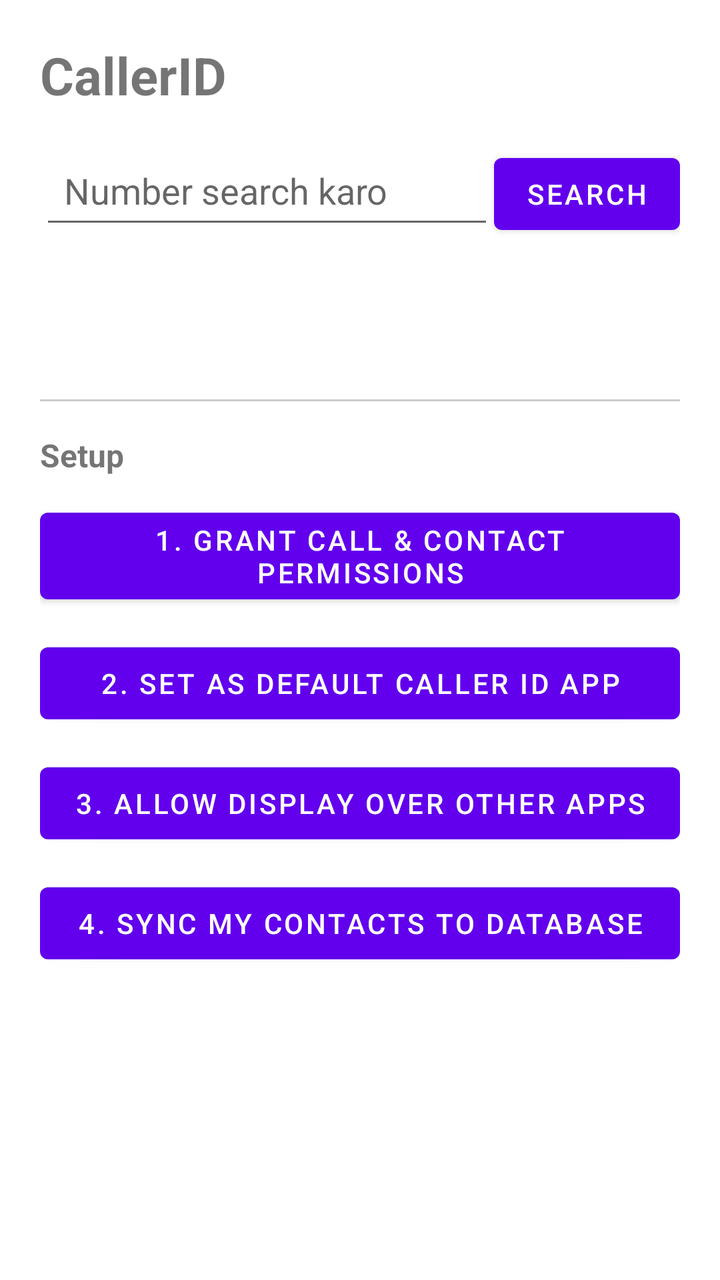
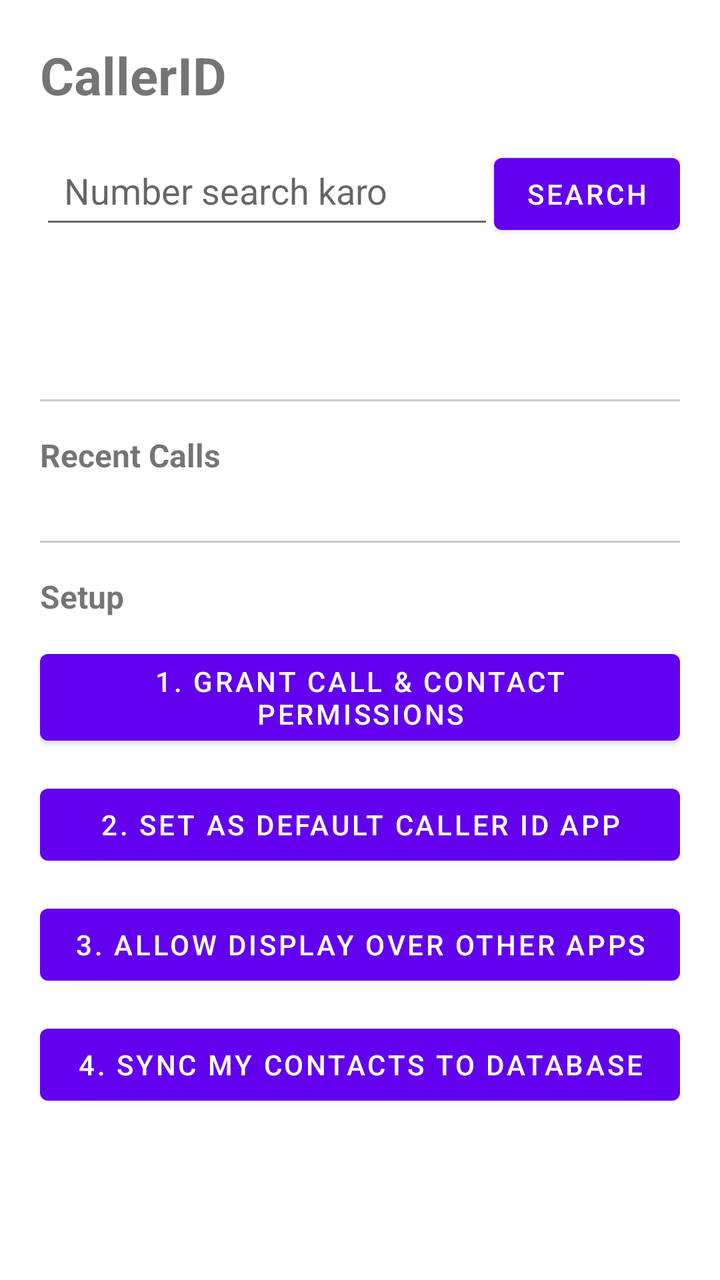

An Android layout rendered at two revisions. The XML below is the earlier revision; the diff shows what the commit changed to produce the second picture.
<!-- AndroidManifest.xml: application theme Theme.CallerIDApp -->
<!-- res/layout/activity_main.xml -->
<?xml version="1.0" encoding="utf-8"?>
<LinearLayout xmlns:android="http://schemas.android.com/apk/res/android"
    android:layout_width="match_parent"
    android:layout_height="match_parent"
    android:orientation="vertical"
    android:padding="20dp">

    <TextView
        android:layout_width="wrap_content"
        android:layout_height="wrap_content"
        android:text="CallerID"
        android:textSize="26sp"
        android:textStyle="bold"
        android:layout_marginBottom="16dp" />

    
    <LinearLayout
        android:layout_width="match_parent"
        android:layout_height="wrap_content"
        android:orientation="horizontal"
        android:layout_marginBottom="8dp">

        <EditText
            android:id="@+id/searchInput"
            android:layout_width="0dp"
            android:layout_height="wrap_content"
            android:layout_weight="1"
            android:hint="Number search karo"
            android:inputType="phone"
            android:padding="12dp" />

        <Button
            android:id="@+id/btnSearch"
            android:layout_width="wrap_content"
            android:layout_height="wrap_content"
            android:text="Search" />
    </LinearLayout>

    
    <TextView
        android:id="@+id/searchResult"
        android:layout_width="match_parent"
        android:layout_height="wrap_content"
        android:textSize="18sp"
        android:padding="12dp"
        android:layout_marginBottom="24dp" />

    <View
        android:layout_width="match_parent"
        android:layout_height="1dp"
        android:background="#CCCCCC"
        android:layout_marginBottom="16dp" />

    <TextView
        android:layout_width="wrap_content"
        android:layout_height="wrap_content"
        android:text="Setup"
        android:textSize="16sp"
        android:textStyle="bold"
        android:layout_marginBottom="12dp" />

    <Button
        android:id="@+id/btnGrantPermissions"
        android:layout_width="match_parent"
        android:layout_height="wrap_content"
        android:text="1. Grant Call &amp; Contact Permissions"
        android:layout_marginBottom="12dp" />

    <Button
        android:id="@+id/btnSetDefaultApp"
        android:layout_width="match_parent"
        android:layout_height="wrap_content"
        android:text="2. Set as Default Caller ID App"
        android:layout_marginBottom="12dp" />

    <Button
        android:id="@+id/btnOverlayPermission"
        android:layout_width="match_parent"
        android:layout_height="wrap_content"
        android:text="3. Allow Display Over Other Apps"
        android:layout_marginBottom="12dp" />

    <Button
        android:id="@+id/btnSyncContacts"
        android:layout_width="match_parent"
        android:layout_height="wrap_content"
        android:text="4. Sync My Contacts to Database" />

</LinearLayout>
<!-- resources referenced by this layout -->
<resources>
  <style name="Theme.CallerIDApp" parent="Theme.MaterialComponents.DayNight.NoActionBar" />
</resources>

<!-- the commit's change to res/layout/activity_main.xml (unified diff, before → after) -->
@@ -1,89 +1,113 @@
 <?xml version="1.0" encoding="utf-8"?>
-<LinearLayout xmlns:android="http://schemas.android.com/apk/res/android"
+<ScrollView xmlns:android="http://schemas.android.com/apk/res/android"
     android:layout_width="match_parent"
-    android:layout_height="match_parent"
-    android:orientation="vertical"
-    android:padding="20dp">
+    android:layout_height="match_parent">
 
-    <TextView
-        android:layout_width="wrap_content"
-        android:layout_height="wrap_content"
-        android:text="CallerID"
-        android:textSize="26sp"
-        android:textStyle="bold"
-        android:layout_marginBottom="16dp" />
-
-    
     <LinearLayout
         android:layout_width="match_parent"
         android:layout_height="wrap_content"
-        android:orientation="horizontal"
-        android:layout_marginBottom="8dp">
+        android:orientation="vertical"
+        android:padding="20dp">
 
-        <EditText
-            android:id="@+id/searchInput"
-            android:layout_width="0dp"
+        <TextView
+            android:layout_width="wrap_content"
             android:layout_height="wrap_content"
-            android:layout_weight="1"
-            android:hint="Number search karo"
-            android:inputType="phone"
-            android:padding="12dp" />
+            android:text="CallerID"
+            android:textSize="26sp"
+            android:textStyle="bold"
+            android:layout_marginBottom="16dp" />
+
+        <LinearLayout
+            android:layout_width="match_parent"
+            android:layout_height="wrap_content"
+            android:orientation="horizontal"
+            android:layout_marginBottom="8dp">
+
+            <EditText
+                android:id="@+id/searchInput"
+                android:layout_width="0dp"
+                android:layout_height="wrap_content"
+                android:layout_weight="1"
+                android:hint="Number search karo"
+                android:inputType="phone"
+                android:padding="12dp" />
+
+            <Button
+                android:id="@+id/btnSearch"
+                android:layout_width="wrap_content"
+                android:layout_height="wrap_content"
+                android:text="Search" />
+        </LinearLayout>
+
+        <TextView
+            android:id="@+id/searchResult"
+            android:layout_width="match_parent"
+            android:layout_height="wrap_content"
+            android:textSize="18sp"
+            android:padding="12dp"
+            android:layout_marginBottom="24dp" />
+
+        <View
+            android:layout_width="match_parent"
+            android:layout_height="1dp"
+            android:background="#CCCCCC"
+            android:layout_marginBottom="16dp" />
+
+        <TextView
+            android:layout_width="wrap_content"
+            android:layout_height="wrap_content"
+            android:text="Recent Calls"
+            android:textSize="16sp"
+            android:textStyle="bold"
+            android:layout_marginBottom="8dp" />
+
+        <LinearLayout
+            android:id="@+id/recentCallsContainer"
+            android:layout_width="match_parent"
+            android:layout_height="wrap_content"
+            android:orientation="vertical"
+            android:layout_marginBottom="24dp" />
+
+        <View
+            android:layout_width="match_parent"
+            android:layout_height="1dp"
+            android:background="#CCCCCC"
+            android:layout_marginBottom="16dp" />
+
+        <TextView
+            android:layout_width="wrap_content"
+            android:layout_height="wrap_content"
+            android:text="Setup"
+            android:textSize="16sp"
+            android:textStyle="bold"
+            android:layout_marginBottom="12dp" />
 
         <Button
-            android:id="@+id/btnSearch"
-            android:layout_width="wrap_content"
+            android:id="@+id/btnGrantPermissions"
+            android:layout_width="match_parent"
             android:layout_height="wrap_content"
-            android:text="Search" />
+            android:text="1. Grant Call &amp; Contact Permissions"
+            android:layout_marginBottom="12dp" />
+
+        <Button
+            android:id="@+id/btnSetDefaultApp"
+            android:layout_width="match_parent"
+            android:layout_height="wrap_content"
+            android:text="2. Set as Default Caller ID App"
+            android:layout_marginBottom="12dp" />
+
+        <Button
+            android:id="@+id/btnOverlayPermission"
+            android:layout_width="match_parent"
+            android:layout_height="wrap_content"
+            android:text="3. Allow Display Over Other Apps"
+            android:layout_marginBottom="12dp" />
+
+        <Button
+            android:id="@+id/btnSyncContacts"
+            android:layout_width="match_parent"
+            android:layout_height="wrap_content"
+            android:text="4. Sync My Contacts to Database" />
+
     </LinearLayout>
-
-    
-    <TextView
-        android:id="@+id/searchResult"
-        android:layout_width="match_parent"
-        android:layout_height="wrap_content"
-        android:textSize="18sp"
-        android:padding="12dp"
-        android:layout_marginBottom="24dp" />
-
-    <View
-        android:layout_width="match_parent"
-        android:layout_height="1dp"
-        android:background="#CCCCCC"
-        android:layout_marginBottom="16dp" />
-
-    <TextView
-        android:layout_width="wrap_content"
-        android:layout_height="wrap_content"
-        android:text="Setup"
-        android:textSize="16sp"
-        android:textStyle="bold"
-        android:layout_marginBottom="12dp" />
-
-    <Button
-        android:id="@+id/btnGrantPermissions"
-        android:layout_width="match_parent"
-        android:layout_height="wrap_content"
-        android:text="1. Grant Call &amp; Contact Permissions"
-        android:layout_marginBottom="12dp" />
-
-    <Button
-        android:id="@+id/btnSetDefaultApp"
-        android:layout_width="match_parent"
-        android:layout_height="wrap_content"
-        android:text="2. Set as Default Caller ID App"
-        android:layout_marginBottom="12dp" />
-
-    <Button
-        android:id="@+id/btnOverlayPermission"
-        android:layout_width="match_parent"
-        android:layout_height="wrap_content"
-        android:text="3. Allow Display Over Other Apps"
-        android:layout_marginBottom="12dp" />
-
-    <Button
-        android:id="@+id/btnSyncContacts"
-        android:layout_width="match_parent"
-        android:layout_height="wrap_content"
-        android:text="4. Sync My Contacts to Database" />
-
-</LinearLayout>
+</ScrollView>
